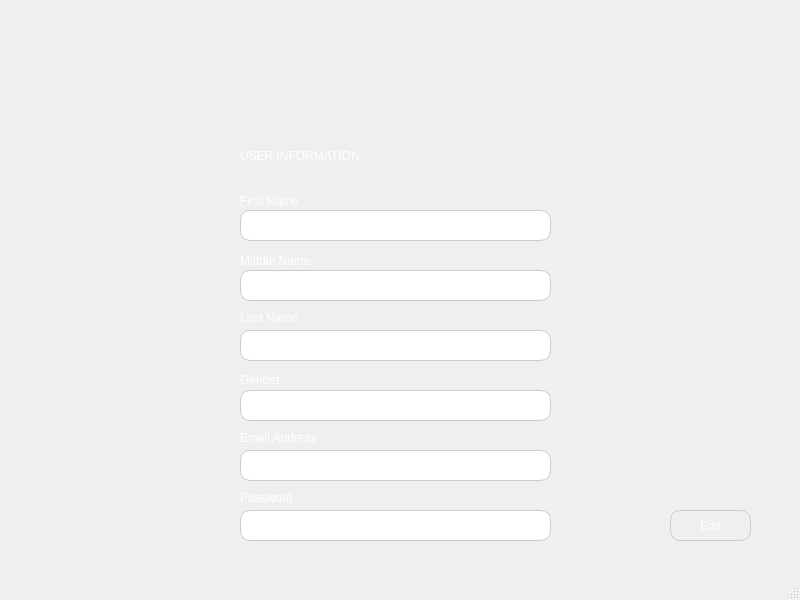
The window that ui/userpage.ui (Huynnamko/python-app) describes before a commit, drawn with Qt 5.
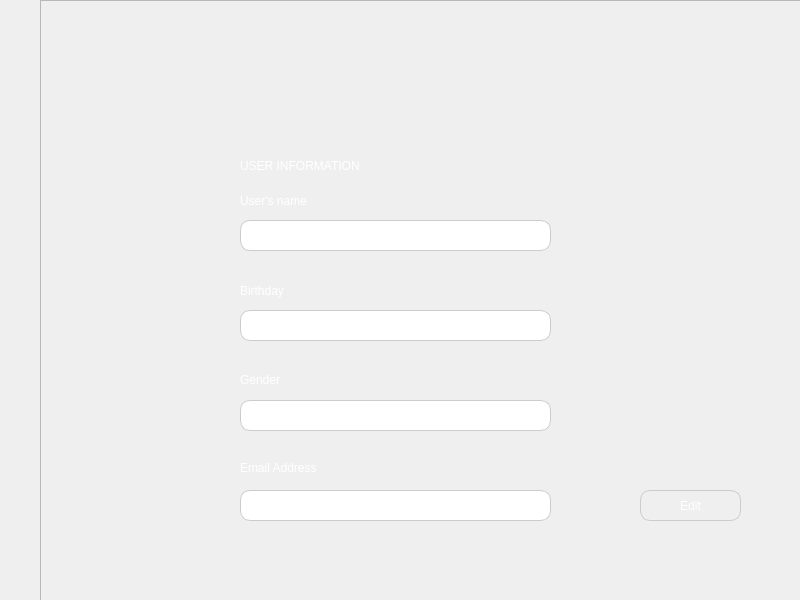
The same window after the commit. The open tabs and pages were chosen to show the change. Icons and pictures are not drawn.

```diff
--- a/ui/userpage.ui
+++ b/ui/userpage.ui
@@ -20,7 +20,7 @@
       <x>40</x>
       <y>0</y>
       <width>761</width>
-      <height>581</height>
+      <height>601</height>
      </rect>
     </property>
     <property name="styleSheet">
@@ -234,9 +234,9 @@
       <property name="geometry">
        <rect>
         <x>10</x>
-        <y>80</y>
+        <y>110</y>
         <width>451</width>
-        <height>171</height>
+        <height>181</height>
        </rect>
       </property>
       <property name="styleSheet">
@@ -473,7 +473,7 @@
          <x>0</x>
          <y>0</y>
          <width>451</width>
-         <height>171</height>
+         <height>181</height>
         </rect>
        </property>
        <property name="styleSheet">
@@ -515,9 +515,9 @@
       <property name="geometry">
        <rect>
         <x>10</x>
-        <y>290</y>
+        <y>320</y>
         <width>451</width>
-        <height>181</height>
+        <height>191</height>
        </rect>
       </property>
       <widget class="QLabel" name="label_41">
@@ -1012,7 +1012,7 @@
          <x>0</x>
          <y>0</y>
          <width>451</width>
-         <height>181</height>
+         <height>191</height>
         </rect>
        </property>
        <property name="styleSheet">
@@ -1071,9 +1071,9 @@
       <property name="geometry">
        <rect>
         <x>470</x>
-        <y>80</y>
+        <y>110</y>
         <width>271</width>
-        <height>391</height>
+        <height>401</height>
        </rect>
       </property>
       <property name="styleSheet">
@@ -1459,7 +1459,7 @@
          <x>0</x>
          <y>0</y>
          <width>271</width>
-         <height>391</height>
+         <height>401</height>
         </rect>
        </property>
        <property name="styleSheet">
@@ -1512,7 +1512,7 @@
         <x>0</x>
         <y>0</y>
         <width>761</width>
-        <height>571</height>
+        <height>621</height>
        </rect>
       </property>
       <property name="styleSheet">
@@ -1540,137 +1540,53 @@
      <property name="styleSheet">
       <string notr="true"/>
      </property>
-     <widget class="QLabel" name="label">
+     <widget class="QWidget" name="widget" native="true">
       <property name="geometry">
        <rect>
-        <x>290</x>
-        <y>10</y>
-        <width>131</width>
-        <height>121</height>
+        <x>0</x>
+        <y>0</y>
+        <width>781</width>
+        <height>601</height>
        </rect>
       </property>
-      <property name="text">
-       <string/>
-      </property>
-      <property name="pixmap">
-       <pixmap>../img/name_icon-removebg-preview.png</pixmap>
-      </property>
-      <property name="scaledContents">
-       <bool>true</bool>
-      </property>
-     </widget>
-     <widget class="QLabel" name="label_2">
-      <property name="geometry">
-       <rect>
-        <x>200</x>
-        <y>140</y>
-        <width>311</width>
-        <height>31</height>
-       </rect>
-      </property>
       <property name="styleSheet">
-       <string notr="true">font: 24pt &quot;Times New Roman&quot;;
-text-align: center;
-color: rgb(255, 255, 255)</string>
+       <string notr="true"/>
       </property>
-      <property name="text">
-       <string>USER INFORMATION</string>
-      </property>
-     </widget>
-     <widget class="QLabel" name="label_3">
-      <property name="geometry">
-       <rect>
-        <x>200</x>
-        <y>190</y>
-        <width>81</width>
-        <height>21</height>
-       </rect>
-      </property>
-      <property name="styleSheet">
-       <string notr="true">font: 12pt &quot;Segoe UI&quot;;
-color: rgb(255, 255, 255)
-
-</string>
-      </property>
-      <property name="text">
-       <string>First Name</string>
-      </property>
-     </widget>
-     <widget class="QLineEdit" name="lineEdit">
-      <property name="geometry">
-       <rect>
-        <x>200</x>
-        <y>210</y>
-        <width>311</width>
-        <height>31</height>
-       </rect>
-      </property>
-      <property name="styleSheet">
-       <string notr="true"> border: 1px solid #ccc;    /* Viền 1px màu xám */
- border-radius: 10px;         /* Góc bo tròn với bán kính 10px */ padding: 5px;            
-</string>
-      </property>
-     </widget>
      <widget class="QLabel" name="label_4">
       <property name="geometry">
        <rect>
         <x>200</x>
-        <y>250</y>
-        <width>101</width>
-        <height>21</height>
-       </rect>
-      </property>
-      <property name="styleSheet">
-       <string notr="true">font: 12pt &quot;Segoe UI&quot;;
-color: rgb(255, 255, 255)</string>
-      </property>
-      <property name="text">
-       <string>Middle Name</string>
-      </property>
-     </widget>
-     <widget class="QLineEdit" name="lineEdit_2">
-      <property name="geometry">
-       <rect>
-        <x>200</x>
-        <y>270</y>
-        <width>311</width>
-        <height>31</height>
-       </rect>
-      </property>
-      <property name="styleSheet">
-       <string notr="true"> border: 1px solid #ccc;    /* Viền 1px màu xám */
- border-radius: 10px;         /* Góc bo tròn với bán kính 10px */ padding: 5px;            </string>
-      </property>
-     </widget>
-     <widget class="QLineEdit" name="lineEdit_3">
-      <property name="geometry">
-       <rect>
-        <x>200</x>
-        <y>330</y>
-        <width>311</width>
-        <height>31</height>
-       </rect>
-      </property>
-      <property name="styleSheet">
-       <string notr="true"> border: 1px solid #ccc;    /* Viền 1px màu xám */
- border-radius: 10px;         /* Góc bo tròn với bán kính 10px */ padding: 5px;            </string>
-      </property>
-     </widget>
-     <widget class="QLabel" name="label_5">
-      <property name="geometry">
-       <rect>
-        <x>200</x>
         <y>310</y>
-        <width>81</width>
-        <height>16</height>
+         <width>311</width>
+         <height>31</height>
+        </rect>
+       </property>
+       <property name="styleSheet">
+        <string notr="true"> border: 1px solid #ccc;    /* Viền 1px màu xám */
+ border-radius: 10px;         /* Góc bo tròn với bán kính 10px */ padding: 5px;            
+background-color:white</string>
+       </property>
+       <property name="text">
+        <string/>
+       </property>
+      </widget>
+      <widget class="QLabel" name="label_5">
+       <property name="geometry">
+        <rect>
+         <x>200</x>
+         <y>280</y>
+         <width>91</width>
+         <height>21</height>
        </rect>
       </property>
       <property name="styleSheet">
        <string notr="true">font: 12pt &quot;Segoe UI&quot;;
-color: rgb(255, 255, 255)</string>
+color:rgb(255, 255, 255)            
+
+</string>
       </property>
       <property name="text">
-       <string>Last Name</string>
+        <string>Birthday</string>
       </property>
      </widget>
      <widget class="QLabel" name="label_6">
@@ -1684,7 +1600,8 @@
       </property>
       <property name="styleSheet">
        <string notr="true">font: 12pt &quot;Segoe UI&quot;;
-color: rgb(255, 255, 255)</string>
+color:rgb(255, 255, 255)            
+</string>
       </property>
       <property name="text">
        <string>Gender</string>
@@ -1694,81 +1611,45 @@
       <property name="geometry">
        <rect>
         <x>200</x>
-        <y>390</y>
+         <y>400</y>
         <width>311</width>
         <height>31</height>
        </rect>
       </property>
       <property name="styleSheet">
        <string notr="true"> border: 1px solid #ccc;    /* Viền 1px màu xám */
- border-radius: 10px;         /* Góc bo tròn với bán kính 10px */ padding: 5px;            </string>
-      </property>
-     </widget>
-     <widget class="QLineEdit" name="lineEdit_5">
+ border-radius: 10px;         /* Góc bo tròn với bán kính 10px */ padding: 5px;            
+background-color:white</string>
+       </property>
+      </widget>
+      <widget class="QLineEdit" name="lineEdit">
       <property name="geometry">
        <rect>
         <x>200</x>
-        <y>510</y>
+         <y>220</y>
         <width>311</width>
         <height>31</height>
        </rect>
       </property>
       <property name="styleSheet">
        <string notr="true"> border: 1px solid #ccc;    /* Viền 1px màu xám */
- border-radius: 10px;         /* Góc bo tròn với bán kính 10px */ padding: 5px;            </string>
-      </property>
-      <property name="inputMask">
-       <string/>
-      </property>
-      <property name="text">
-       <string/>
-      </property>
-      <property name="echoMode">
-       <enum>QLineEdit::EchoMode::Password</enum>
-      </property>
-     </widget>
-     <widget class="QLabel" name="label_7">
-      <property name="geometry">
-       <rect>
-        <x>240</x>
-        <y>440</y>
-        <width>91</width>
-        <height>16</height>
-       </rect>
-      </property>
-      <property name="text">
-       <string/>
-      </property>
-     </widget>
-     <widget class="QLabel" name="label_8">
-      <property name="geometry">
-       <rect>
-        <x>200</x>
-        <y>490</y>
-        <width>81</width>
-        <height>16</height>
-       </rect>
-      </property>
-      <property name="styleSheet">
-       <string notr="true">font: 12pt &quot;Segoe UI&quot;;
-color: rgb(255, 255, 255)</string>
-      </property>
-      <property name="text">
-       <string>Password</string>
+ border-radius: 10px;         /* Góc bo tròn với bán kính 10px */ padding: 5px;            
+</string>
       </property>
      </widget>
      <widget class="QLabel" name="label_9">
       <property name="geometry">
        <rect>
         <x>200</x>
-        <y>430</y>
+         <y>460</y>
         <width>101</width>
         <height>16</height>
        </rect>
       </property>
       <property name="styleSheet">
        <string notr="true">font: 12pt &quot;Segoe UI&quot;;
-color: rgb(255, 255, 255)</string>
+color:rgb(255, 255, 255)            
+</string>
       </property>
       <property name="text">
        <string>Email Address</string>
@@ -1778,7 +1659,7 @@
       <property name="geometry">
        <rect>
         <x>200</x>
-        <y>450</y>
+         <y>490</y>
         <width>311</width>
         <height>31</height>
        </rect>
@@ -1791,9 +1672,9 @@
      <widget class="QPushButton" name="pushButton">
       <property name="geometry">
        <rect>
-        <x>630</x>
-        <y>510</y>
-        <width>81</width>
+         <x>600</x>
+         <y>490</y>
+         <width>101</width>
         <height>31</height>
        </rect>
       </property>
@@ -1806,13 +1687,70 @@
        <string>Edit</string>
       </property>
      </widget>
-     <widget class="QWidget" name="widget" native="true">
+      <widget class="QLabel" name="label">
+       <property name="geometry">
+        <rect>
+         <x>280</x>
+         <y>10</y>
+         <width>151</width>
+         <height>131</height>
+        </rect>
+       </property>
+       <property name="text">
+        <string/>
+       </property>
+       <property name="pixmap">
+        <pixmap>../img/circle-user-regular.svg</pixmap>
+       </property>
+       <property name="scaledContents">
+        <bool>true</bool>
+       </property>
+      </widget>
+      <widget class="QLabel" name="label_3">
+       <property name="geometry">
+        <rect>
+         <x>200</x>
+         <y>190</y>
+         <width>91</width>
+         <height>21</height>
+        </rect>
+       </property>
+       <property name="styleSheet">
+        <string notr="true">font: 12pt &quot;Segoe UI&quot;;
+color:rgb(255, 255, 255)            
+
+
+</string>
+       </property>
+       <property name="text">
+        <string>User's name</string>
+       </property>
+      </widget>
+      <widget class="QLabel" name="label_2">
+       <property name="geometry">
+        <rect>
+         <x>200</x>
+         <y>150</y>
+         <width>311</width>
+         <height>31</height>
+        </rect>
+       </property>
+       <property name="styleSheet">
+        <string notr="true">font: 24pt &quot;Times New Roman&quot;;
+text-align: center;
+color: rgb(255, 255, 255)</string>
+       </property>
+       <property name="text">
+        <string>USER INFORMATION</string>
+       </property>
+      </widget>
+      <widget class="QFrame" name="frame_6">
       <property name="geometry">
        <rect>
         <x>0</x>
         <y>0</y>
         <width>761</width>
-        <height>561</height>
+         <height>601</height>
        </rect>
       </property>
       <property name="styleSheet">
@@ -1823,24 +1761,26 @@
         stop:1 rgba(10, 10, 50, 255)    /* Màu tối ở viền */
     );</string>
       </property>
-     </widget>
-     <zorder>widget</zorder>
-     <zorder>label</zorder>
-     <zorder>label_2</zorder>
-     <zorder>label_3</zorder>
-     <zorder>lineEdit</zorder>
+       <property name="frameShape">
+        <enum>QFrame::Shape::StyledPanel</enum>
+       </property>
+       <property name="frameShadow">
+        <enum>QFrame::Shadow::Raised</enum>
+       </property>
+      </widget>
+      <zorder>frame_6</zorder>
      <zorder>label_4</zorder>
-     <zorder>lineEdit_2</zorder>
-     <zorder>lineEdit_3</zorder>
      <zorder>label_5</zorder>
      <zorder>label_6</zorder>
      <zorder>lineEdit_4</zorder>
-     <zorder>lineEdit_5</zorder>
-     <zorder>label_7</zorder>
-     <zorder>label_8</zorder>
+      <zorder>lineEdit</zorder>
      <zorder>label_9</zorder>
      <zorder>lineEdit_6</zorder>
      <zorder>pushButton</zorder>
+      <zorder>label</zorder>
+      <zorder>label_3</zorder>
+      <zorder>label_2</zorder>
+     </widget>
     </widget>
    </widget>
    <widget class="QLabel" name="label_10">
@@ -1849,7 +1789,7 @@
       <x>0</x>
       <y>0</y>
       <width>41</width>
-      <height>561</height>
+      <height>601</height>
      </rect>
     </property>
     <property name="styleSheet">
@@ -1885,12 +1825,12 @@
     </property>
     <property name="icon">
      <iconset>
-      <normaloff>../img/name_icon-removebg-preview.png</normaloff>../img/name_icon-removebg-preview.png</iconset>
+      <normaloff>../img/circle-user-regular.svg</normaloff>../img/circle-user-regular.svg</iconset>
     </property>
     <property name="iconSize">
      <size>
-      <width>40</width>
-      <height>40</height>
+      <width>35</width>
+      <height>35</height>
      </size>
     </property>
    </widget>
@@ -1911,12 +1851,13 @@
      <string/>
     </property>
     <property name="icon">
-     <iconset theme="QIcon::ThemeIcon::GoHome"/>
+     <iconset>
+      <normaloff>../img/house-solid.svg</normaloff>../img/house-solid.svg</iconset>
     </property>
     <property name="iconSize">
      <size>
-      <width>40</width>
-      <height>40</height>
+      <width>35</width>
+      <height>35</height>
      </size>
     </property>
    </widget>
@@ -1924,7 +1865,7 @@
     <property name="geometry">
      <rect>
       <x>0</x>
-      <y>500</y>
+      <y>520</y>
       <width>41</width>
       <height>41</height>
      </rect>
@@ -1936,27 +1877,17 @@
      <string/>
     </property>
     <property name="icon">
-     <iconset theme="QIcon::ThemeIcon::SystemLogOut"/>
+     <iconset>
+      <normaloff>../img/right-from-bracket-solid.svg</normaloff>../img/right-from-bracket-solid.svg</iconset>
     </property>
     <property name="iconSize">
      <size>
-      <width>40</width>
-      <height>40</height>
+      <width>35</width>
+      <height>35</height>
      </size>
     </property>
    </widget>
   </widget>
-  <widget class="QMenuBar" name="menubar">
-   <property name="geometry">
-    <rect>
-     <x>0</x>
-     <y>0</y>
-     <width>800</width>
-     <height>22</height>
-    </rect>
-   </property>
-  </widget>
-  <widget class="QStatusBar" name="statusbar"/>
  </widget>
  <resources/>
  <connections/>
```
Lines whose indentation alone changed are shown as unchanged.
